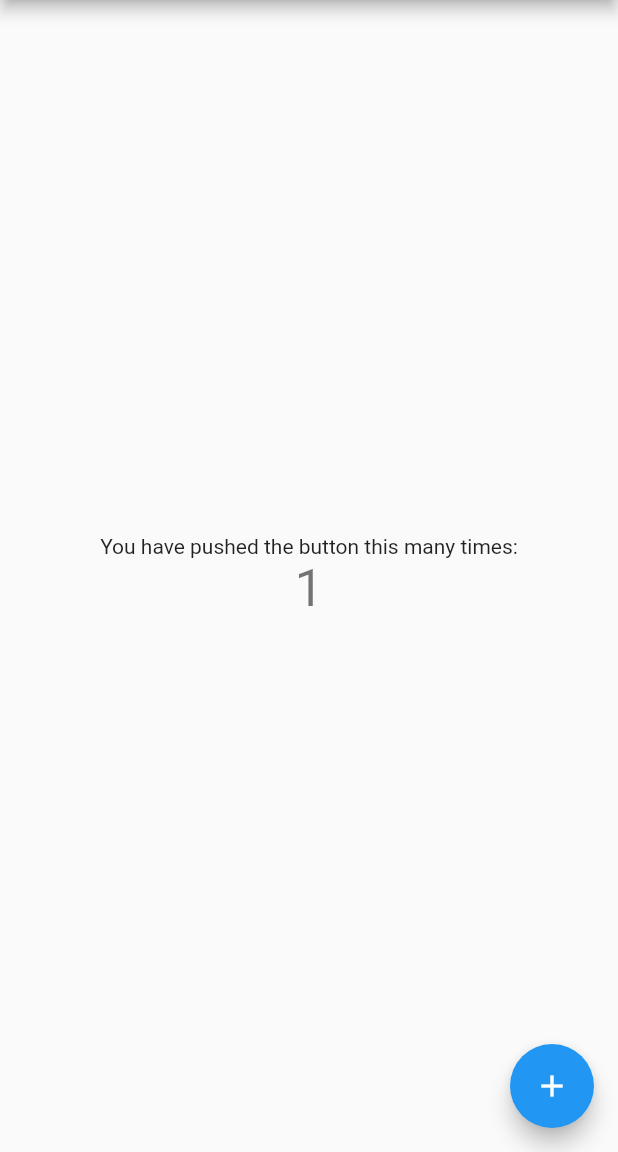
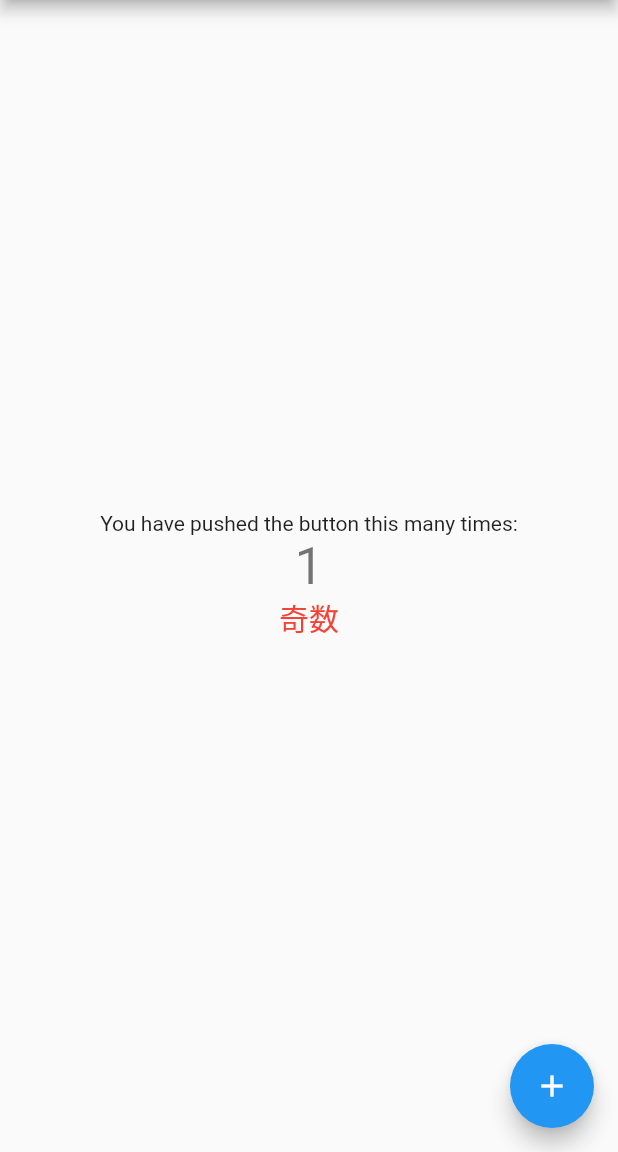
Before and after one commit to SugitaMotoki/chiken, a Flutter app: the screen it shows after launch, after a tap on the "add" icon, on a phone screen of 412 x 824 dp, the part 84-1236 px from its top. Run offline on Flutter 3.47's test engine with Material 2 defaults, Android fonts, the phone set to English and light mode, and no system bars.

Commit message:
偶数奇数表示機能を追加

```diff
--- a/lib/main.dart
+++ b/lib/main.dart
@@ -7,21 +7,11 @@ void main() {
 class MyApp extends StatelessWidget {
   const MyApp({super.key});
 
-  // This widget is the root of your application.
   @override
   Widget build(BuildContext context) {
     return MaterialApp(
       title: 'Flutter Demo',
       theme: ThemeData(
-        // This is the theme of your application.
-        //
-        // Try running your application with "flutter run". You'll see the
-        // application has a blue toolbar. Then, without quitting the app, try
-        // changing the primarySwatch below to Colors.green and then invoke
-        // "hot reload" (press "r" in the console where you ran "flutter run",
-        // or simply save your changes to "hot reload" in a Flutter IDE).
-        // Notice that the counter didn't reset back to zero; the application
-        // is not restarted.
         primarySwatch: Colors.blue,
       ),
       home: const MyHomePage(title: 'Flutter Demo Home Page'),
@@ -31,16 +21,6 @@ class MyApp extends StatelessWidget {
 
 class MyHomePage extends StatefulWidget {
   const MyHomePage({super.key, required this.title});
-
-  // This widget is the home page of your application. It is stateful, meaning
-  // that it has a State object (defined below) that contains fields that affect
-  // how it looks.
-
-  // This class is the configuration for the state. It holds the values (in this
-  // case the title) provided by the parent (in this case the App widget) and
-  // used by the build method of the State. Fields in a Widget subclass are
-  // always marked "final".
-
   final String title;
 
   @override
@@ -49,50 +29,27 @@ class MyHomePage extends StatefulWidget {
 
 class _MyHomePageState extends State<MyHomePage> {
   int _counter = 0;
+  String _type = "偶数";
 
   void _incrementCounter() {
     setState(() {
-      // This call to setState tells the Flutter framework that something has
-      // changed in this State, which causes it to rerun the build method below
-      // so that the display can reflect the updated values. If we changed
-      // _counter without calling setState(), then the build method would not be
-      // called again, and so nothing would appear to happen.
       _counter++;
+      if (_counter % 2 == 0) {
+        _type = "偶数";
+      } else {
+        _type = "奇数";
+      }
     });
   }
 
   @override
   Widget build(BuildContext context) {
-    // This method is rerun every time setState is called, for instance as done
-    // by the _incrementCounter method above.
-    //
-    // The Flutter framework has been optimized to make rerunning build methods
-    // fast, so that you can just rebuild anything that needs updating rather
-    // than having to individually change instances of widgets.
     return Scaffold(
       appBar: AppBar(
-        // Here we take the value from the MyHomePage object that was created by
-        // the App.build method, and use it to set our appbar title.
         title: Text(widget.title),
       ),
       body: Center(
-        // Center is a layout widget. It takes a single child and positions it
-        // in the middle of the parent.
         child: Column(
-          // Column is also a layout widget. It takes a list of children and
-          // arranges them vertically. By default, it sizes itself to fit its
-          // children horizontally, and tries to be as tall as its parent.
-          //
-          // Invoke "debug painting" (press "p" in the console, choose the
-          // "Toggle Debug Paint" action from the Flutter Inspector in Android
-          // Studio, or the "Toggle Debug Paint" command in Visual Studio Code)
-          // to see the wireframe for each widget.
-          //
-          // Column has various properties to control how it sizes itself and
-          // how it positions its children. Here we use mainAxisAlignment to
-          // center the children vertically; the main axis here is the vertical
-          // axis because Columns are vertical (the cross axis would be
-          // horizontal).
           mainAxisAlignment: MainAxisAlignment.center,
           children: <Widget>[
             const Text(
@@ -102,6 +59,11 @@ class _MyHomePageState extends State<MyHomePage> {
               '$_counter',
               style: Theme.of(context).textTheme.headlineMedium,
             ),
+            Text(_type,
+                style: const TextStyle(
+                  fontSize: 20,
+                  color: Colors.red,
+                ))
           ],
         ),
       ),
@@ -109,7 +71,7 @@ class _MyHomePageState extends State<MyHomePage> {
         onPressed: _incrementCounter,
         tooltip: 'Increment',
         child: const Icon(Icons.add),
-      ), // This trailing comma makes auto-formatting nicer for build methods.
+      ),
     );
   }
 }
```
